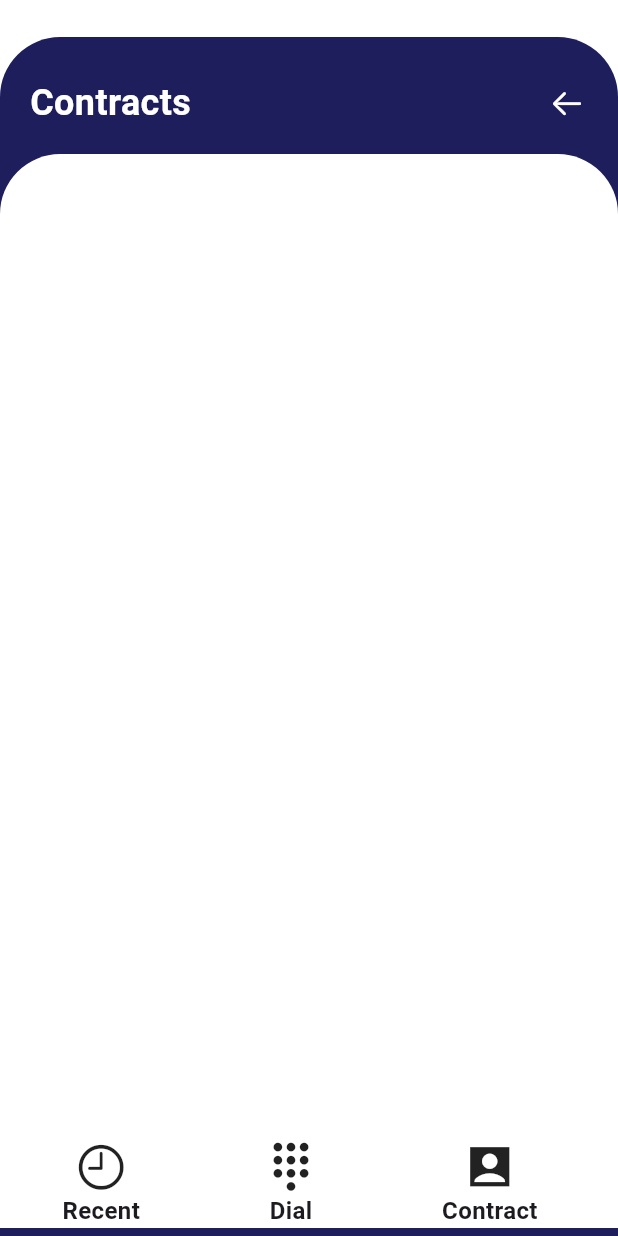
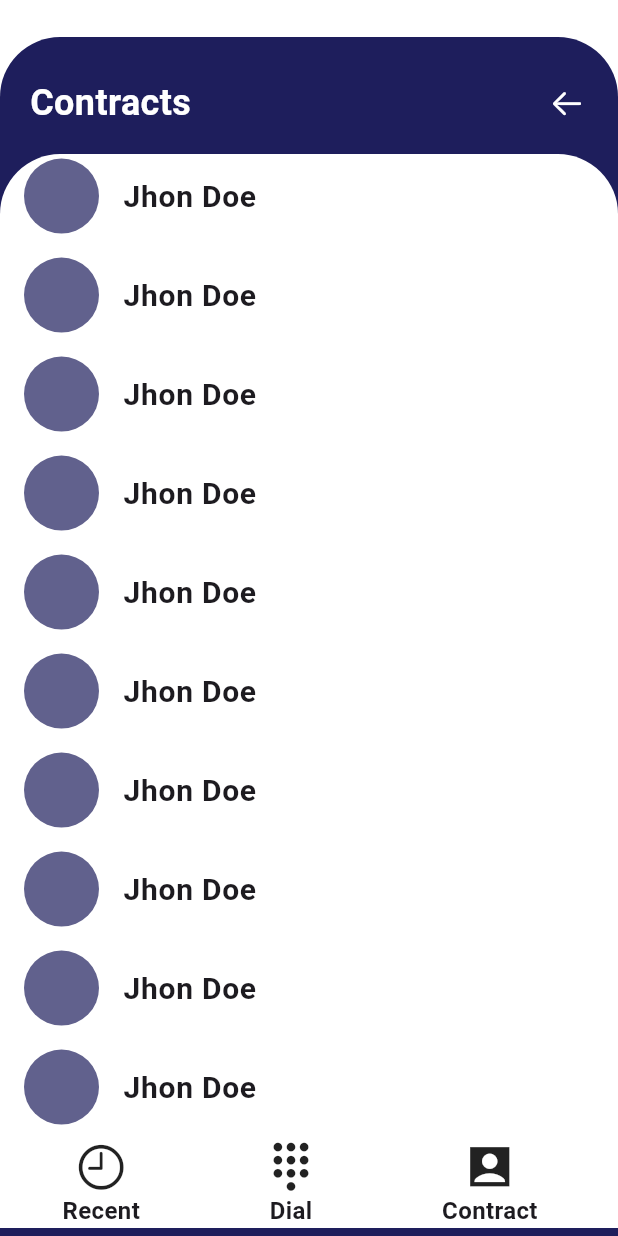
Before and after one commit to NishPaaP/caller, a Flutter app: the ContractScreen screen opened directly, on a phone screen of 412 x 824 dp. Run offline on Flutter 3.47's test engine with Material 2 defaults, Android fonts, the phone set to English and light mode, and no system bars.

Commit message:
contract screen added

```diff
--- a/lib/features/calls/contract/ui/contract_screen.dart
+++ b/lib/features/calls/contract/ui/contract_screen.dart
@@ -71,16 +71,22 @@ class _ContractScreenState extends State<ContractScreen> {
                               topRight: Radius.circular(40),
                             )
                         ),
-                        child: Column(
-                          children: [
-
-                          ],
-                        ),
+                        child: ListView.separated(
+                            itemBuilder: (_,index)=>ListTile(
+                              title: Text("Jhon Doe",style: TextStyle(fontWeight: FontWeight.bold,fontSize: 20)),
+                              leading: CircleAvatar(
+                                radius: 25,
+                                backgroundColor: KConstColors.primaryColor.withOpacity(0.7),
+                              ),
+                            ),
+                            separatorBuilder: (_,index)=>SizedBox(height: 10),
+                            itemCount: 20),
                       ),
                       Positioned(
                         bottom: 0,
                         child: Container(
                           width: 400,
+                          color: Colors.white,
                           child: Row(
                             mainAxisAlignment: MainAxisAlignment.spaceAround,
                             children: [
--- a/lib/main.dart
+++ b/lib/main.dart
@@ -12,6 +12,7 @@ class MyApp extends StatelessWidget {
   @override
   Widget build(BuildContext context) {
     return MaterialApp(
+      debugShowCheckedModeBanner: false,
       title: 'Flutter Demo',
       theme: ThemeData(
         colorScheme: ColorScheme.fromSeed(seedColor: Colors.deepPurple),
```
Also changed, not shown: lib/features/calls/ui/callscreen.dart (+7 -2 lines).
